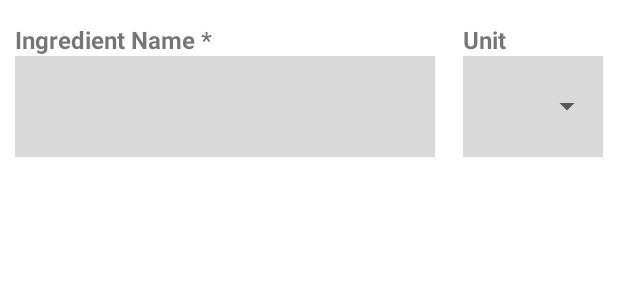
After one commit to AndyLiuCodes/MagicPantry, an Android app: the layout dialog_ingredient_list_add.xml on its own in the app's theme, with its tools: preview values and no code run, on a phone screen of 412 x 824 dp. The commit adds this screen. Shown: the top 300 px of the screen. Run offline under Robolectric (Android 15) with nearby library versions, the phone set to English and light mode, and no system bars.

Commit message:
Added logic to create ingredients from IngredientListAddActivity.kt

```diff
--- /dev/null
+++ b/app/src/main/res/layout/dialog_ingredient_list_add.xml
@@ -0,0 +1,86 @@
+<?xml version="1.0" encoding="utf-8"?>
+<LinearLayout xmlns:android="http://schemas.android.com/apk/res/android"
+    xmlns:app="http://schemas.android.com/apk/res-auto"
+    android:layout_width="match_parent"
+    android:layout_height="match_parent"
+    android:orientation="vertical"
+    android:paddingHorizontal="10dp"
+    android:paddingTop="15dp">
+
+    <LinearLayout
+        android:layout_width="match_parent"
+        android:layout_height="wrap_content"
+        android:orientation="horizontal" >
+
+        <LinearLayout
+            android:layout_width="wrap_content"
+            android:layout_height="wrap_content"
+            android:orientation="vertical"
+            android:layout_weight="8">
+
+            <TextView
+                android:layout_width="match_parent"
+                android:layout_height="wrap_content"
+                android:text="@string/manual_ingredient_name_label"
+                android:textSize="16sp"
+                android:textStyle="bold" />
+
+            <com.google.android.material.textfield.TextInputLayout
+                style="@style/Widget.MaterialComponents.TextInputLayout.OutlinedBox"
+                android:layout_width="match_parent"
+                android:layout_height="wrap_content"
+                android:background="@color/mp_grey"
+                app:boxStrokeColor="@color/mp_grey"
+                app:boxStrokeWidth="0dp"
+                app:boxStrokeWidthFocused="4dp">
+
+                <com.google.android.material.textfield.TextInputEditText
+                    android:id="@+id/ingredient_list_add_name"
+                    android:layout_width="match_parent"
+                    android:layout_height="match_parent"
+                    android:inputType="text"
+                    android:textSize="20sp"
+                    android:maxLength="50"/>
+
+            </com.google.android.material.textfield.TextInputLayout>
+
+        </LinearLayout>
+
+        <Space
+            android:layout_width="0dp"
+            android:layout_height="0dp"
+            android:layout_weight="1" />
+
+        <LinearLayout
+            android:layout_width="wrap_content"
+            android:layout_height="match_parent"
+            android:orientation="vertical"
+            android:layout_weight="2">
+
+            <TextView
+                android:layout_width="match_parent"
+                android:layout_height="wrap_content"
+                android:text="@string/manual_unit_label"
+                android:textSize="16sp"
+                android:textStyle="bold" />
+
+            <com.google.android.material.textfield.TextInputLayout
+                android:layout_width="match_parent"
+                android:layout_height="match_parent"
+                android:background="@color/mp_grey"
+                app:boxStrokeColor="@color/mp_grey"
+                app:boxStrokeWidth="0dp"
+                app:boxStrokeWidthFocused="4dp">
+
+                <Spinner
+                    android:id="@+id/ingredient_list_add_unit"
+                    android:layout_width="match_parent"
+                    android:layout_height="match_parent" />
+
+            </com.google.android.material.textfield.TextInputLayout>
+
+        </LinearLayout>
+
+    </LinearLayout>
+
+</LinearLayout>
--- a/app/src/main/res/values/strings.xml
+++ b/app/src/main/res/values/strings.xml
@@ -57,6 +57,12 @@
     <string name="next">Next</string>
     <string name="previous">Previous</string>
 
+    <!-- Ingredient List Add Activity -->
+    <string name="item_menu_ingredient_add_title">Add Ingredient</string>
+    <string name="ingredient_add_dialog_title">Enter in the details of the new ingredient</string>
+    <string name="ingredient_add_dialog_btn_add">Add</string>
+    <string name="ingredient_add_dialog_btn_cancel">Cancel</string>
+
     <string name="hello_first_fragment">Hello first fragment</string>
     <string name="hello_second_fragment">Hello second fragment. Arg: %1$s</string>
 
```
Also changed, not shown: app/src/main/java/com/ala158/magicpantry/dialogs/IngredientListAddDialog.kt (added, +83 -0 lines), app/src/main/java/com/ala158/magicpantry/ui/ingredientlistadd/IngredientListAddActivity.kt (+40 -1 lines), app/src/main/res/menu/ingredient_list_add_menu.xml (added, +8 -0 lines).
